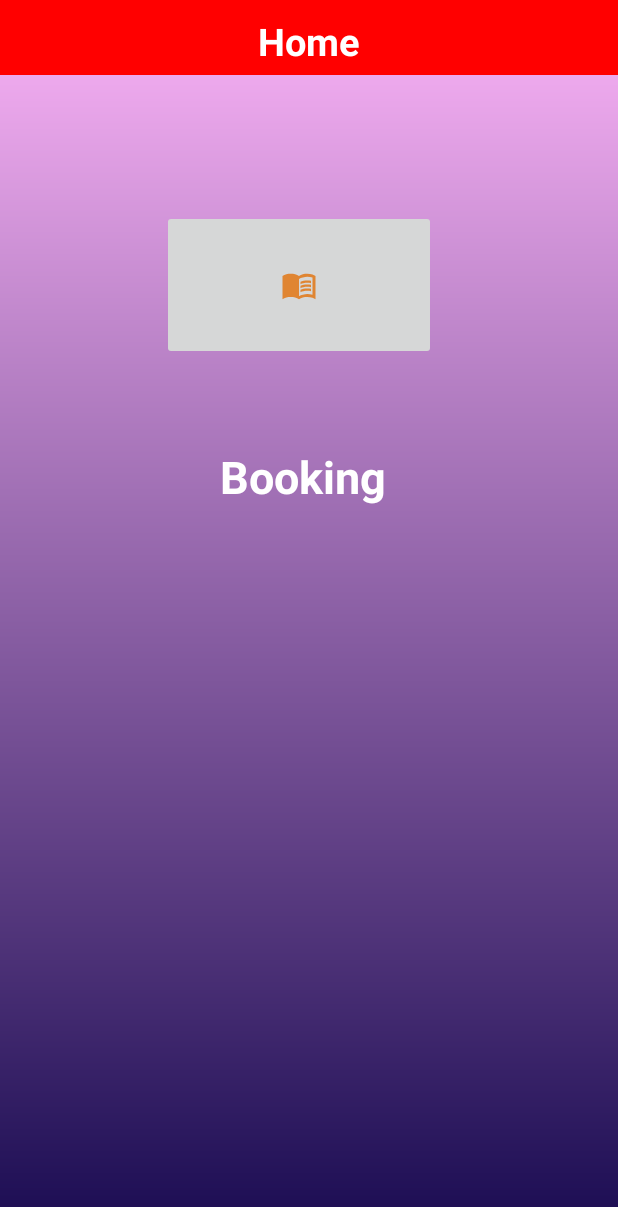
After one commit to Gimmwee/ManagementDormitory, an Android app: the layout activity_home.xml on its own in the app's theme, with its tools: preview values and no code run, on a phone screen of 412 x 824 dp. The commit adds this screen. Shown: the top 1207 px of the screen. Run offline under Robolectric (Android 15) with nearby library versions, the light colour scheme and no system bars.

Commit message:
Home Layout

```diff
--- /dev/null
+++ b/app/src/main/res/drawable/ic_action_booking.xml
@@ -0,0 +1,23 @@
+<?xml version="1.0" encoding="utf-8"?>
+<vector xmlns:android="http://schemas.android.com/apk/res/android"
+    android:width="24dp"
+    android:height="24dp"
+    android:viewportWidth="24"
+    android:viewportHeight="24"
+    android:tint="#E27009"
+    android:alpha="0.8"
+    android:autoMirrored="true">
+    <path
+        android:fillColor="@android:color/white"
+        android:pathData="M21,5c-1.11,-0.35 -2.33,-0.5 -3.5,-0.5c-1.95,0 -4.05,0.4 -5.5,1.5c-1.45,-1.1 -3.55,-1.5 -5.5,-1.5S2.45,4.9 1,6v15.5C2.45,20.4 4.55,20 6.5,20s4.05,0.4 5.5,1.5c1.45,-1.1 3.55,-1.5 5.5,-1.5c1.17,0 2.39,0.15 3.5,0.5c0.75,0.25 1.4,0.55 2,1V6C22.4,5.55 21.75,5.25 21,5zM21,18.5c-1.1,-0.35 -2.3,-0.5 -3.5,-0.5c-1.7,0 -4.15,0.65 -5.5,1.5V8c1.35,-0.85 3.8,-1.5 5.5,-1.5c1.2,0 2.4,0.15 3.5,0.5V18.5z"/>
+    <path
+        android:fillColor="@android:color/white"
+        android:pathData="M17.5,10.5c0.88,0 1.73,0.09 2.5,0.26V9.24C19.21,9.09 18.36,9 17.5,9c-1.7,0 -3.24,0.29 -4.5,0.83v1.66C14.13,10.85 15.7,10.5 17.5,10.5z"/>
+    <path
+        android:fillColor="@android:color/white"
+        android:pathData="M13,12.49v1.66c1.13,-0.64 2.7,-0.99 4.5,-0.99c0.88,0 1.73,0.09 2.5,0.26V11.9c-0.79,-0.15 -1.64,-0.24 -2.5,-0.24C15.8,11.66 14.26,11.96 13,12.49z"/>
+    <path
+        android:fillColor="@android:color/white"
+        android:pathData="M17.5,14.33c-1.7,0 -3.24,0.29 -4.5,0.83v1.66c1.13,-0.64 2.7,-0.99 4.5,-0.99c0.88,0 1.73,0.09 2.5,0.26v-1.52C19.21,14.41 18.36,14.33 17.5,14.33z"/>
+
+</vector>
--- /dev/null
+++ b/app/src/main/res/drawable/my_gradient_drawable.xml
@@ -0,0 +1,8 @@
+<?xml version="1.0" encoding="utf-8"?>
+<shape xmlns:android="http://schemas.android.com/apk/res/android">
+    <gradient
+        android:type="linear"
+        android:angle="90"
+        android:startColor="#190b51"
+        android:endColor="#fbb3f7" />
+</shape>
--- /dev/null
+++ b/app/src/main/res/layout/activity_home.xml
@@ -0,0 +1,80 @@
+<?xml version="1.0" encoding="utf-8"?>
+<!--<androidx.constraintlayout.widget.ConstraintLayout xmlns:android="http://schemas.android.com/apk/res/android"-->
+<!--    xmlns:app="http://schemas.android.com/apk/res-auto"-->
+<!--    xmlns:tools="http://schemas.android.com/tools"-->
+<!--    android:layout_width="match_parent"-->
+<!--    android:layout_height="match_parent"-->
+<!--    tools:context=".HomeActivity">-->
+
+<!--</androidx.constraintlayout.widget.ConstraintLayout>-->
+<RelativeLayout xmlns:android="http://schemas.android.com/apk/res/android"
+    android:layout_width="match_parent"
+    android:layout_height="match_parent"
+    xmlns:app="http://schemas.android.com/apk/res-auto"
+    android:orientation="vertical"
+    android:background="@drawable/my_gradient_drawable">
+    <RelativeLayout
+        android:layout_width="match_parent"
+        android:layout_height="50dp"
+        android:orientation="vertical"
+        android:background="@color/red">
+        <TextView
+            android:layout_width="match_parent"
+            android:layout_height="wrap_content"
+            android:layout_marginTop="10dp"
+            android:textStyle="bold"
+            android:textSize="25dp"
+            android:textColor="@color/white"
+            android:text="Home"
+            android:gravity="center"
+            />
+    </RelativeLayout>
+
+    <ImageButton
+        android:id="@+id/imgBtBooking"
+        android:layout_width="150dp"
+        android:layout_height="100dp"
+        android:layout_alignParentStart="true"
+        android:layout_alignParentTop="true"
+        android:layout_alignParentEnd="true"
+        android:layout_marginStart="108dp"
+        android:layout_marginTop="140dp"
+        android:layout_marginEnd="121dp"
+        android:contentDescription="@string/app_name"
+        app:layout_constraintEnd_toEndOf="parent"
+        app:layout_constraintHorizontal_bias="0.497"
+        app:layout_constraintStart_toStartOf="parent"
+        app:srcCompat="@drawable/ic_action_booking" />
+
+    <TextView
+        android:id="@+id/txtBooking"
+        android:layout_width="151dp"
+        android:layout_height="wrap_content"
+        android:layout_below="@+id/imgBtBooking"
+        android:layout_alignParentStart="true"
+        android:layout_alignParentEnd="true"
+        android:layout_marginStart="126dp"
+        android:layout_marginTop="57dp"
+        android:layout_marginEnd="133dp"
+        android:gravity="center"
+        android:text="Booking"
+        android:textColor="@color/white"
+        android:textSize="30sp"
+        android:textStyle="bold"
+        app:layout_constraintEnd_toEndOf="parent"
+        app:layout_constraintHorizontal_bias="0.498"
+        app:layout_constraintStart_toStartOf="parent"
+        app:layout_constraintTop_toBottomOf="@+id/imgBtBooking" />
+    <!--    <androidx.recyclerview.widget.RecyclerView-->
+    <!--        android:id="@+id/recycleView"-->
+    <!--        android:layout_width="match_parent"-->
+    <!--        android:layout_height="wrap_content"-->
+    <!--        android:layout_marginTop="70dp"-->
+    <!--        android:layout_marginLeft="20dp"-->
+    <!--        android:layout_marginRight="15dp"-->
+    <!--        />-->
+
+
+
+
+</RelativeLayout>
```
Also changed, not shown: app/src/main/AndroidManifest.xml (+12 -4 lines), app/src/main/java/com/example/managementdormitory/HomeActivity.java (added, +14 -0 lines), app/src/main/java/com/example/managementdormitory/UserViewRoomActivity.java (added, +14 -0 lines), app/src/main/java/com/example/managementdormitory/adapter/RoomAreaAdapter.java (+27 -2 lines), app/src/main/res/layout/activity_user_view_room.xml (added, +9 -0 lines), app/src/main/res/layout/rcv_list_area_room.xml (+63 -1 lines), app/src/main/res/values/colors.xml (+8 -1 lines).
